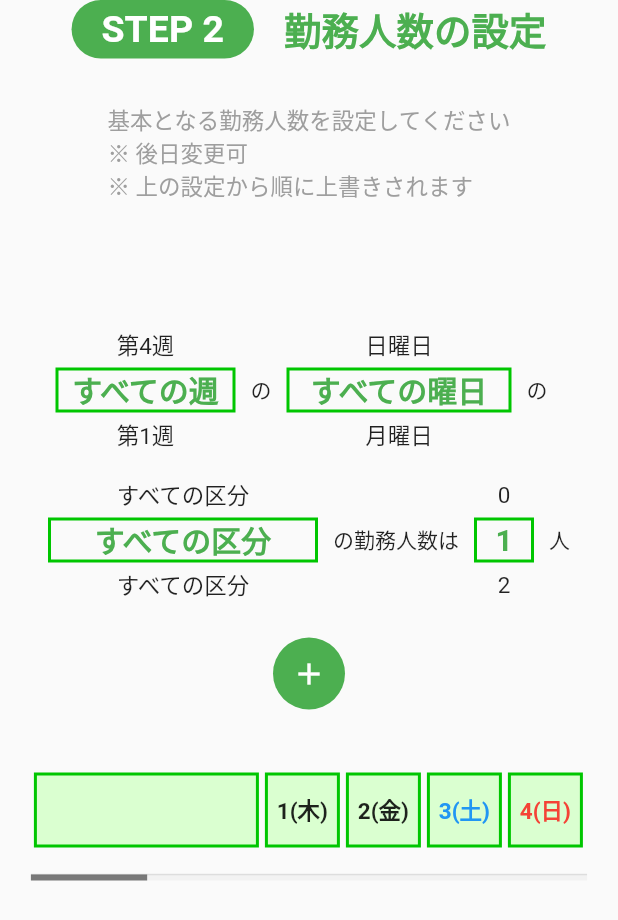
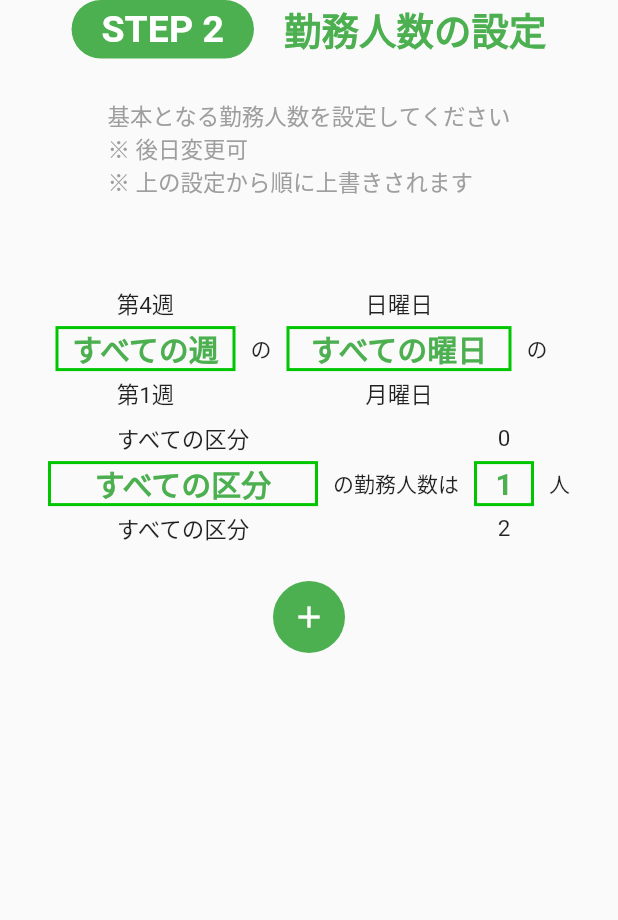
Before and after one commit to keizo-yamashita/shifty, a Flutter app: the InputAssignNum widget shown alone on an empty page, opened directly, on a phone screen of 412 x 824 dp. Shown: the top 920 px of the screen. Run offline on Flutter 3.47's test engine with Material 2 defaults, Android fonts, the light colour scheme and no system bars; drawn by our look-alikes of numberpicker.

Commit message:
modified layout

```diff
--- a/lib/src/font.dart
+++ b/lib/src/font.dart
@@ -6,4 +6,5 @@ class MyFont{
   static const TextStyle commentStyle = TextStyle(color: Colors.grey, fontSize: 15);
   static const Color tableColumnsColor = Color.fromARGB(255, 218, 255, 208);
   static const Color tableBorderColor = Color.fromARGB(255, 0, 198, 0);
+  static const TextHeightBehavior defaultBehavior = TextHeightBehavior(applyHeightToLastDescent: false, applyHeightToFirstAscent: false);
 }
--- a/lib/src/screens/input_assign_num.dart
+++ b/lib/src/screens/input_assign_num.dart
@@ -57,9 +57,10 @@ class InputAssignNumState extends State<InputAssignNum> {
             const Text("勤務人数の設定", style: MyFont.headlineStyleGreen),
           ],
         ),
-        const SizedBox(height: 30),
+
+        SizedBox(height: screenSize.height/30),
         const Text("基本となる勤務人数を設定してください\n※ 後日変更可 \n※ 上の設定から順に上書きされます", style: MyFont.commentStyle),
-        const SizedBox(height: 30),
+        SizedBox(height: screenSize.height/30),
 
         // 登録した勤務人数ルール一覧
         ConstrainedBox(
@@ -86,7 +87,7 @@ class InputAssignNumState extends State<InputAssignNum> {
             }),
         ),
 
-        const SizedBox(height: 50),
+        SizedBox(height: screenSize.height/30),
         Column(
           children: [
             Row(
@@ -141,7 +142,6 @@ class InputAssignNumState extends State<InputAssignNum> {
 
               ],
             ),
-            const SizedBox(height: 10),
             Row(
               mainAxisAlignment: MainAxisAlignment.center,
               children: [
@@ -210,107 +210,6 @@ class InputAssignNumState extends State<InputAssignNum> {
                 ),
               )
             ),
-            const SizedBox(height: 20),
-
-        ConstrainedBox(
-          constraints: BoxConstraints(
-            minWidth: screenSize.width * 0.1,
-            maxWidth: screenSize.width  * 0.9,
-          ),
-              child: Scrollbar(
-                thumbVisibility: true,
-                trackVisibility: true,
-                controller: scrollController,
-                child: SingleChildScrollView(
-                  scrollDirection: Axis.horizontal,
-                  controller: scrollController,
-                  child: Column(
-                    children: [
-                      const SizedBox(height: 20),
-                      // カレンダーの日付
-                      Row(
-                        children: [
-                          Container(
-                            margin: const EdgeInsets.all(2),
-                            height: 50,
-                            width:150,
-                            alignment: Alignment.center,
-                            decoration: BoxDecoration(
-                              color: MyFont.tableColumnsColor,
-                              border: Border.all(color: MyFont.tableBorderColor, width: 2),
-                            ),
-                            child: const Text(""),
-                          ),
-                          for(int i =0 ; i < lastDay; i++)
-                          Container(
-                            margin: const EdgeInsets.all(2),
-                            height: 50,
-                            width:50,
-                            alignment: Alignment.center,
-                            decoration: BoxDecoration(
-                              color: MyFont.tableColumnsColor,
-                              border: Border.all(color: MyFont.tableBorderColor, width: 2),
-                            ),
-                            child: (() {
-                              switch(DateTime(now.year, now.month + 1, i+1).weekday){
-                                case 1:
-                                  return Text('${i+1}(月)', style: const TextStyle(fontSize: 15, fontWeight: FontWeight.bold));
-                                case 2:
-                                  return Text('${i+1}(火)', style: const TextStyle(fontSize: 15, fontWeight: FontWeight.bold));
-                                case 3:
-                                  return Text('${i+1}(水)', style: const TextStyle(fontSize: 15, fontWeight: FontWeight.bold));
-                                case 4:
-                                  return Text('${i+1}(木)', style: const TextStyle(fontSize: 15, fontWeight: FontWeight.bold));
-                                case 5:
-                                  return Text('${i+1}(金)', style: const TextStyle(fontSize: 15, fontWeight: FontWeight.bold));
-                                case 6:
-                                  return Text('${i+1}(土)', style: const TextStyle(fontSize: 15, fontWeight: FontWeight.bold, color: Colors.blue));
-                                case 7:
-                                  return Text('${i+1}(日)', style: const TextStyle(fontSize: 15, fontWeight: FontWeight.bold, color: Colors.red));
-                                default:
-                                  return Text('${i+1}(？)', style: const TextStyle(fontSize: 15, fontWeight: FontWeight.bold));
-                                }
-                              }
-                            )(),
-                          ),
-                        ],
-                      ),
-
-                      // シフト表本体
-                      for(int i = 0; i < widget.shiftTable.timeDivs.length; i++)
-                      Row(
-                        children: [
-                          Container(
-                            margin: const EdgeInsets.all(2),
-                            height: 50,
-                            width:150,
-                            alignment: Alignment.center,
-                            decoration: BoxDecoration(
-                              color: MyFont.tableColumnsColor,
-                              border: Border.all(color: MyFont.tableBorderColor, width: 2),
-                            ),
-                            child: Text(widget.shiftTable.timeDivs[i], style: const TextStyle(fontSize: 15, fontWeight: FontWeight.bold)),
-                          ),
-                          for(int j =0 ; j < lastDay; j++)
-                          Container(
-                            margin: const EdgeInsets.all(2),
-                            height: 50,
-                            width:50,
-                            alignment: Alignment.center,
-                            decoration: BoxDecoration(
-                              // shape: BoxShape.circle,
-                              border: Border.all(color: MyFont.tableBorderColor, width: 2),
-                            ),
-                            child: Text('${shiftTable.assignTable[i].timeDivsAssign[j]} 人', style: const TextStyle(fontSize: 15)),
-                          )
-                        ]
-                      ),
-                      const SizedBox(height: 20),
-                    ],
-                  )
-                ),
-              ),
-            ),
           ],
         )
       ],
@@ -329,19 +228,17 @@ class InputAssignNumState extends State<InputAssignNum> {
         child: ListTile(
           title: Wrap(
             children: [
-              Text('"$weekSelect"',        style: const TextStyle(color: Colors.white, fontSize: 15)),
-              const Text(' の ',           style:       TextStyle(color: Colors.white, fontSize: 15)),
-              Text('"$weekdaySelect"',     style: const TextStyle(color: Colors.white, fontSize: 15)),
-              const Text(' の ',           style:       TextStyle(color: Colors.white, fontSize: 15)),
-              Text('"$timeDivsSelect"',    style: const TextStyle(color: Colors.white, fontSize: 15)),
-              const Text(' の勤務人数は ', style:       TextStyle(color: Colors.white, fontSize: 15)),
-              Text('"$assignNumSelect"',   style: const TextStyle(color: Colors.white, fontSize: 15)),
-              const Text(' 人',            style:       TextStyle(color: Colors.white, fontSize: 15)),
+              Text('"$weekSelect"',        style: const TextStyle(color: Colors.white, fontSize: 15), textHeightBehavior: MyFont.defaultBehavior),
+              const Text(' の ',           style:       TextStyle(color: Colors.white, fontSize: 15), textHeightBehavior: MyFont.defaultBehavior),
+              Text('"$weekdaySelect"',     style: const TextStyle(color: Colors.white, fontSize: 15), textHeightBehavior: MyFont.defaultBehavior),
+              const Text(' の ',           style:       TextStyle(color: Colors.white, fontSize: 15), textHeightBehavior: MyFont.defaultBehavior),
+              Text('"$timeDivsSelect"',    style: const TextStyle(color: Colors.white, fontSize: 15), textHeightBehavior: MyFont.defaultBehavior),
+              const Text(' の勤務人数は ', style:       TextStyle(color: Colors.white, fontSize: 15), textHeightBehavior: MyFont.defaultBehavior),
+              Text('"$assignNumSelect"',   style: const TextStyle(color: Colors.white, fontSize: 15), textHeightBehavior: MyFont.defaultBehavior),
+              const Text(' 人',            style:       TextStyle(color: Colors.white, fontSize: 15), textHeightBehavior: MyFont.defaultBehavior),
             ],
           ),
-          leading: SizedBox(
-            child: Text('${index+1}', style: const TextStyle(color: Colors.white, fontWeight: FontWeight.bold, fontSize: 20)),
-          ),
+          leading: Text('${index+1}', style: const TextStyle(color: Colors.white, fontWeight: FontWeight.bold, fontSize: 20), textHeightBehavior: MyFont.defaultBehavior),
           trailing: SizedBox(
             height: double.infinity,
             child: IconButton(
--- a/lib/src/screens/shift_table.dart
+++ b/lib/src/screens/shift_table.dart
@@ -75,7 +75,7 @@ class ShiftTable{
   removeTimeDivision(int index){
     timeDivs.removeAt(index);
     for(int i = 0; i < rules.length; i++){
-      if(rules[i].timeDivs == index){
+      if(rules[i].timeDivs == index + 1){
         rules.removeAt(i);
       }
     }
```
Also changed, not shown: lib/src/app.dart (+5 -5 lines), lib/src/screens/check_shift_table.dart (added, +155 -0 lines), lib/src/screens/create_schedule.dart (+7 -6 lines), lib/src/screens/input_time_division.dart (+15 -10 lines), 147 other files.
